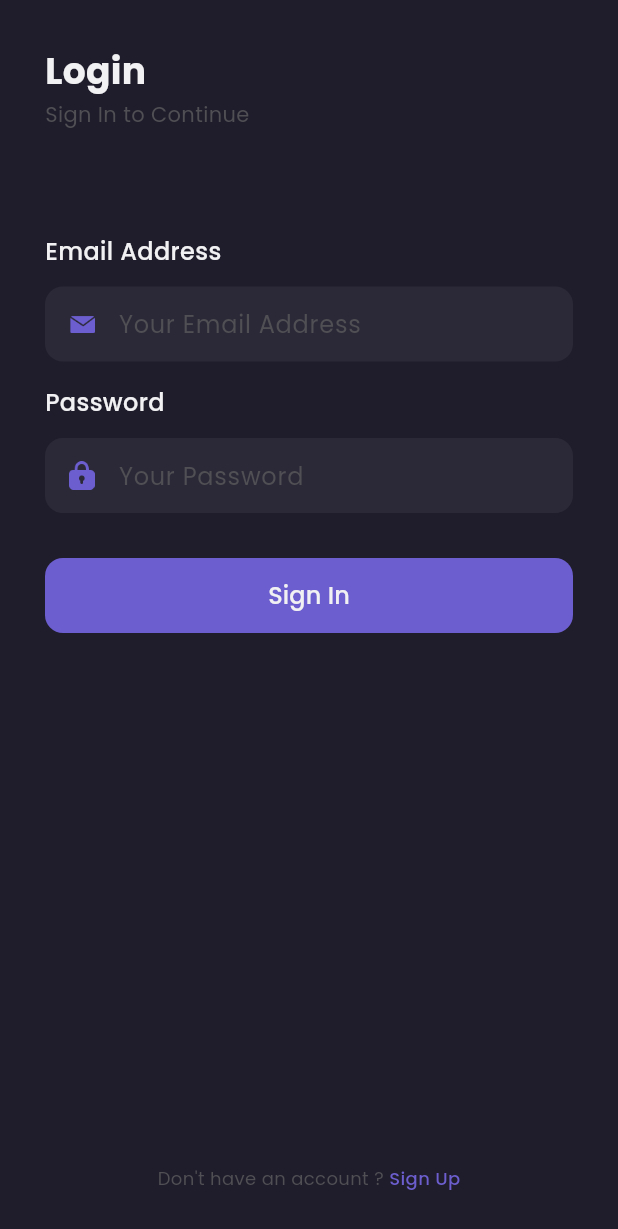
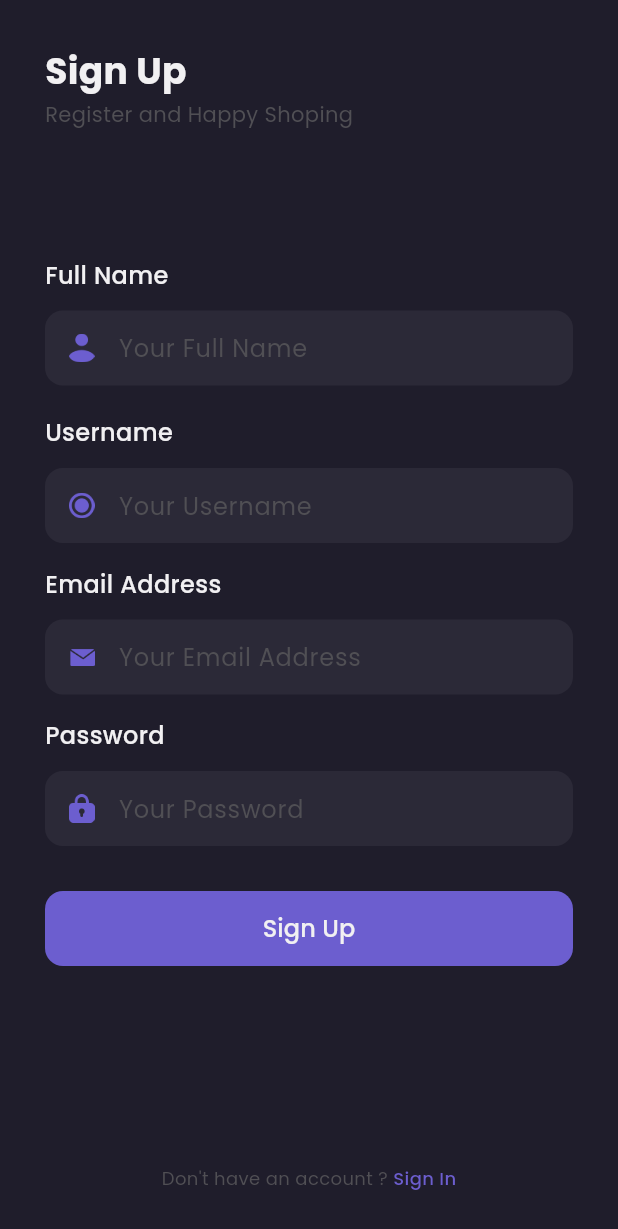
Before and after one commit to renalekiriyanto/shamo, a Flutter app: the SignupPage screen opened by its route, on a phone screen of 412 x 824 dp. Shown: the top 1229 px of the screen. Run offline on Flutter 3.47's test engine with Material 3 defaults, Android fonts, the phone set to English and light mode, and no system bars; our stand-ins replace google_fonts.

Commit message:
Halaman Sign Up

```diff
--- a/shamo_mobile/lib/pages/auth/login_page.dart
+++ b/shamo_mobile/lib/pages/auth/login_page.dart
@@ -1,3 +1,4 @@
+import "package:flutter/cupertino.dart";
 import "package:flutter/material.dart";
 import "package:flutter/widgets.dart";
 import "package:shamo_mobile/theme.dart";
@@ -126,7 +127,7 @@ class LoginPage extends StatelessWidget {
     );
   }
 
-  Widget footer() {
+  Widget footer(context) {
     return Container(
       margin: EdgeInsets.only(bottom: 30),
       child: Row(
@@ -136,7 +137,13 @@ class LoginPage extends StatelessWidget {
             "Don't have an account ? ",
             style: subtitleTextStyle.copyWith(fontSize: 12),
           ),
-          Text("Sign Up", style: purpleTextStyle.copyWith(fontSize: 12, fontWeight: medium),)
+          GestureDetector(
+              onTap: () {
+                Navigator.pushNamed(context, '/sign-up');
+              },
+              child: Text("Sign Up",
+                  style: purpleTextStyle.copyWith(
+                      fontSize: 12, fontWeight: medium)))
         ],
       ),
     );
@@ -158,7 +165,7 @@ class LoginPage extends StatelessWidget {
               passwordInput(),
               signInButton(),
               Spacer(),
-              footer()
+              footer(context)
             ],
           ),
         ),
--- a/shamo_mobile/lib/pages/auth/signup_page.dart
+++ b/shamo_mobile/lib/pages/auth/signup_page.dart
@@ -1,3 +1,4 @@
+import "package:flutter/cupertino.dart";
 import "package:flutter/material.dart";
 import "package:flutter/widgets.dart";
 import "package:shamo_mobile/theme.dart";
@@ -10,12 +11,96 @@ class SignupPage extends StatelessWidget {
       child: Column(
         crossAxisAlignment: CrossAxisAlignment.start,
         children: [
-          Text('Login',
+          Text('Sign Up',
               style: primaryTextStyle.copyWith(fontSize: 24, fontWeight: bold)),
           SizedBox(height: 2),
           Text(
-            'Sign In to Continue',
+            'Register and Happy Shoping',
             style: subtitleTextStyle,
+          )
+        ],
+      ),
+    );
+  }
+
+  Widget fullNameInput() {
+    return Container(
+      margin: EdgeInsets.only(top: 86),
+      child: Column(
+        crossAxisAlignment: CrossAxisAlignment.start,
+        children: [
+          Text('Full Name',
+              style:
+                  primaryTextStyle.copyWith(fontSize: 16, fontWeight: medium)),
+          SizedBox(
+            height: 12,
+          ),
+          Container(
+            height: 50,
+            padding: EdgeInsets.symmetric(horizontal: 16),
+            decoration: BoxDecoration(
+                color: bgColor2, borderRadius: BorderRadius.circular(12)),
+            child: Center(
+              child: Row(
+                children: [
+                  Image.asset(
+                    'assets/icon_fullname.png',
+                    width: 17,
+                  ),
+                  SizedBox(width: 16),
+                  Expanded(
+                      child: TextFormField(
+                    style: primaryTextStyle,
+                    decoration: InputDecoration.collapsed(
+                      hintText: 'Your Full Name',
+                      hintStyle: subtitleTextStyle,
+                    ),
+                  ))
+                ],
+              ),
+            ),
+          )
+        ],
+      ),
+    );
+  }
+
+  Widget usernameInput() {
+    return Container(
+      margin: EdgeInsets.only(top: 20),
+      child: Column(
+        crossAxisAlignment: CrossAxisAlignment.start,
+        children: [
+          Text('Username',
+              style:
+                  primaryTextStyle.copyWith(fontSize: 16, fontWeight: medium)),
+          SizedBox(
+            height: 12,
+          ),
+          Container(
+            height: 50,
+            padding: EdgeInsets.symmetric(horizontal: 16),
+            decoration: BoxDecoration(
+                color: bgColor2, borderRadius: BorderRadius.circular(12)),
+            child: Center(
+              child: Row(
+                children: [
+                  Image.asset(
+                    'assets/icon_username.png',
+                    width: 17,
+                  ),
+                  SizedBox(width: 16),
+                  Expanded(
+                      child: TextFormField(
+                    style: primaryTextStyle,
+                    decoration: InputDecoration.collapsed(
+                      hintText: 'Your Username',
+                      hintStyle: subtitleTextStyle,
+                    ),
+                  ))
+                ],
+              ),
+            ),
           )
         ],
       ),
@@ -24,7 +109,7 @@ class SignupPage extends StatelessWidget {
 
   Widget emailInput() {
     return Container(
-      margin: EdgeInsets.only(top: 70),
+      margin: EdgeInsets.only(top: 16),
       child: Column(
         crossAxisAlignment: CrossAxisAlignment.start,
         children: [
@@ -107,7 +192,7 @@ class SignupPage extends StatelessWidget {
     );
   }
 
-  Widget signInButton() {
+  Widget signUpButton() {
     return Container(
       height: 50,
       width: double.infinity,
@@ -119,14 +204,14 @@ class SignupPage extends StatelessWidget {
             shape: RoundedRectangleBorder(
                 borderRadius: BorderRadius.circular(12))),
         child: Text(
-          'Sign In',
+          'Sign Up',
           style: primaryTextStyle.copyWith(fontSize: 16, fontWeight: medium),
         ),
       ),
     );
   }
 
-  Widget footer() {
+  Widget footer(context) {
     return Container(
       margin: EdgeInsets.only(bottom: 30),
       child: Row(
@@ -136,7 +221,20 @@ class SignupPage extends StatelessWidget {
             "Don't have an account ? ",
             style: subtitleTextStyle.copyWith(fontSize: 12),
           ),
-          Text("Sign Up", style: purpleTextStyle.copyWith(fontSize: 12, fontWeight: medium),)
+          GestureDetector(
+              onTap: () {
+                Navigator.pushNamed(context, '/login');
+              },
+              child: GestureDetector(
+                onTap: (){
+                  Navigator.pushNamed(context, '/login');
+                },
+                child: Text(
+                  "Sign In",
+                  style:
+                      purpleTextStyle.copyWith(fontSize: 12, fontWeight: medium),
+                ),
+              ))
         ],
       ),
     );
@@ -147,18 +245,20 @@ class SignupPage extends StatelessWidget {
     return SafeArea(
       child: Scaffold(
         backgroundColor: bgColor1,
-        resizeToAvoidBottomInset: true,
+        resizeToAvoidBottomInset: false,
         body: Container(
           margin: EdgeInsets.symmetric(horizontal: 30),
           child: Column(
             crossAxisAlignment: CrossAxisAlignment.start,
             children: [
               header(),
+              fullNameInput(),
+              usernameInput(),
               emailInput(),
               passwordInput(),
-              signInButton(),
+              signUpButton(),
               Spacer(),
-              footer()
+              footer(context)
             ],
           ),
         ),
```
Also changed, not shown: 2 other files.
